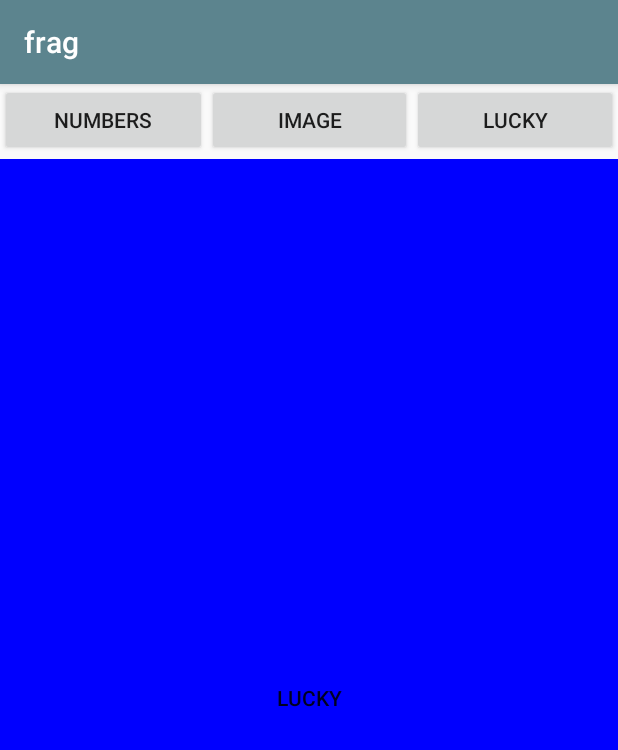
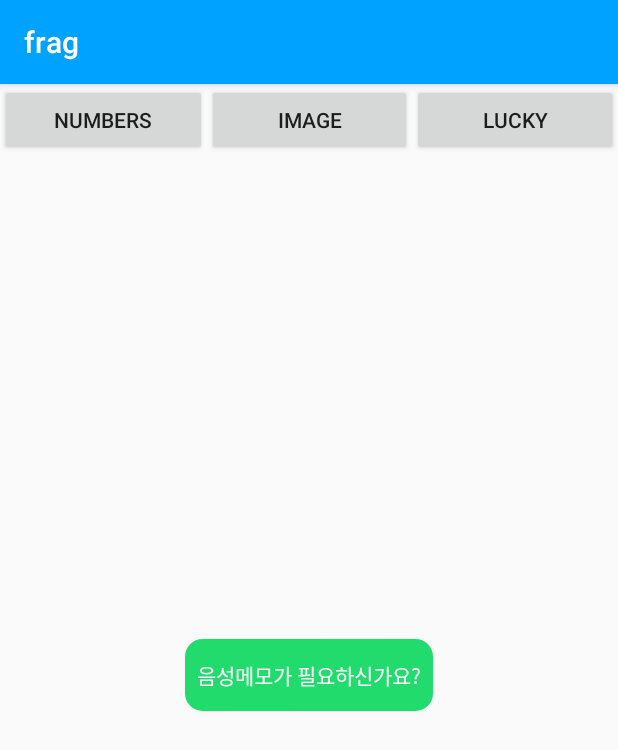
Before and after one commit to WLX-happiness/chachago, an Android app: the screen it shows after launch (MainActivity), after a tap on "LUCKY", on a phone screen of 412 x 824 dp. Shown: the top 750 px of the screen. Run offline under Robolectric (Android 15) with nearby library versions, the phone set to English and light mode, and no system bars.

Commit message:
탭1탭3

```diff
--- a/app/build.gradle
+++ b/app/build.gradle
@@ -30,4 +30,5 @@ dependencies {
     implementation 'com.android.support:recyclerview-v7:28.0.0'
     implementation 'com.google.android.gms:play-services-maps:16.0.0'
     implementation 'com.google.android.gms:play-services-location:16.0.0'
+    implementation 'org.kie.modules:com-google-code-gson:6.5.0.Final'
 }
--- a/app/src/main/AndroidManifest.xml
+++ b/app/src/main/AndroidManifest.xml
@@ -1,6 +1,10 @@
 <?xml version="1.0" encoding="utf-8"?>
 <manifest xmlns:android="http://schemas.android.com/apk/res/android"
     package="com.frag.q.frag">
+
+    <uses-permission android:name="android.permission.INTERNET" />
+    <uses-permission android:name="android.permission.RECORD_AUDIO"/>
+    <uses-permission android:name="android.permission.READ_PHONE_STATE" />
 
     <application
         android:allowBackup="true"
--- /dev/null
+++ b/app/src/main/res/drawable/bt_corner.xml
@@ -0,0 +1,7 @@
+<?xml version="1.0" encoding="utf-8"?>
+<shape xmlns:android="http://schemas.android.com/apk/res/android">
+    <solid android:color="#21dc6d"/>
+    <stroke android:width="3dip" android:color="#21dc6d" />
+    <corners android:radius="10dip"/>
+    <padding android:left="0dip" android:top="0dip" android:right="0dip" android:bottom="0dip" />
+</shape>
--- /dev/null
+++ b/app/src/main/res/drawable/bt_white.xml
@@ -0,0 +1,6 @@
+<?xml version="1.0" encoding="utf-8"?>
+<shape xmlns:android="http://schemas.android.com/apk/res/android">
+    <solid android:color="#ffffff"/>
+    <stroke android:width="1dip" android:color="#000" />
+    <padding android:left="10dip" android:top="10dip" android:right="10dip" android:bottom="10dip" />
+</shape>
--- a/app/src/main/res/layout/activity_name.xml
+++ b/app/src/main/res/layout/activity_name.xml
@@ -5,7 +5,7 @@
     android:layout_width="match_parent"
     android:layout_height="match_parent"
     android:orientation="vertical"
-    android:background="#DECDC3"
+    android:background="#fff"
     tools:context=".NameActivity">
 
         <android.support.v7.widget.RecyclerView
--- a/app/src/main/res/layout/activity_nick_name.xml
+++ b/app/src/main/res/layout/activity_nick_name.xml
@@ -6,7 +6,7 @@
     android:layout_width="match_parent"
     android:layout_height="match_parent"
     android:orientation="vertical"
-    android:background="#E0E0EC"
+    android:background="#fff"
     tools:context=".NickNameActivity">
 
     <android.support.v7.widget.RecyclerView
--- a/app/src/main/res/layout/fragment_c.xml
+++ b/app/src/main/res/layout/fragment_c.xml
@@ -1,13 +1,32 @@
 <?xml version="1.0" encoding="utf-8"?>
 <android.support.constraint.ConstraintLayout
-    xmlns:android="http://schemas.android.com/apk/res/android" android:layout_width="match_parent"
+    xmlns:android="http://schemas.android.com/apk/res/android"
+    xmlns:app="http://schemas.android.com/apk/res-auto"
+    android:layout_width="match_parent"
     android:layout_height="match_parent">
 
-    <Button
-        android:id="@+id/btn_tarot"
+    <LinearLayout
         android:layout_width="match_parent"
         android:layout_height="match_parent"
-        android:text="Lucky"
-        android:background="#0000ff"/>
+        android:gravity="center"
+        android:orientation="vertical"
+        android:layout_marginBottom="30dp">
+
+
+        <Button
+            android:id="@+id/btn_tarot"
+            android:layout_width="wrap_content"
+            android:layout_height="wrap_content"
+            android:gravity="center"
+            android:paddingTop="8dp"
+            android:paddingLeft="8dp"
+            android:paddingRight="8dp"
+            android:paddingBottom="8dp"
+            android:text="음성메모가 필요하신가요?"
+            android:textColor="#ffffff"
+            android:background="@drawable/bt_corner"/>
+
+    </LinearLayout>
+
 
 </android.support.constraint.ConstraintLayout>
--- a/app/src/main/res/values/colors.xml
+++ b/app/src/main/res/values/colors.xml
@@ -1,6 +1,6 @@
 <?xml version="1.0" encoding="utf-8"?>
 <resources>
-    <color name="colorPrimary">#5C848E</color>
-    <color name="colorPrimaryDark">#1D2323</color>
+    <color name="colorPrimary">#00A2FF</color>
+    <color name="colorPrimaryDark">#0087FF</color>
     <color name="colorAccent">#000000</color>
 </resources>
```
Also changed, not shown: app/src/main/java/com/frag/q/frag/Fragment/FragmentA.java (+20 -3 lines), app/src/main/java/com/frag/q/frag/Fragment/FragmentC.java (+7 -1 lines), app/src/main/res/drawable/bt_whitecorner.xml (added, +7 -0 lines), app/src/main/res/layout/fragment_a.xml (+6 -6 lines), app/src/main/res/drawable/fromto.PNG (added), app/src/main/res/drawable/papago.PNG (added), 243 other files.
